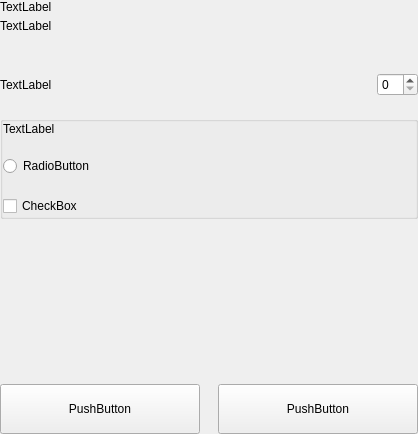
Above: src/qt/vitae/settings/forms/settingswalletoptionswidget.ui from VitaeTeam/Vitae before the change. Below: the same form after it.
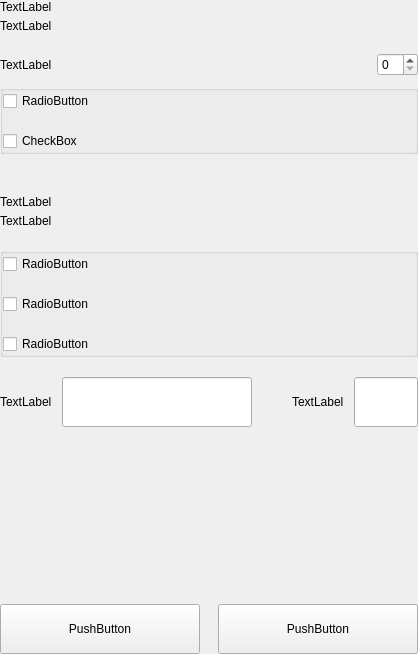
That is the form after the change.

The edit to the form file:
```diff
--- a/src/qt/vitae/settings/forms/settingswalletoptionswidget.ui
+++ b/src/qt/vitae/settings/forms/settingswalletoptionswidget.ui
@@ -7,7 +7,7 @@
     <x>0</x>
     <y>0</y>
     <width>418</width>
-    <height>434</height>
+    <height>654</height>
    </rect>
   </property>
   <property name="windowTitle">
@@ -91,13 +91,16 @@
           <property name="sizeHint" stdset="0">
            <size>
             <width>20</width>
-            <height>40</height>
+            <height>20</height>
            </size>
           </property>
          </spacer>
         </item>
         <item>
          <layout class="QHBoxLayout" name="horizontalLayout_4">
+          <property name="bottomMargin">
+           <number>9</number>
+          </property>
           <item>
            <widget class="QLabel" name="labelTitleStake">
             <property name="text">
@@ -123,22 +126,6 @@
           </item>
          </layout>
         </item>
-        <item>
-         <spacer name="verticalSpacer_2">
-          <property name="orientation">
-           <enum>Qt::Vertical</enum>
-          </property>
-          <property name="sizeType">
-           <enum>QSizePolicy::Fixed</enum>
-          </property>
-          <property name="sizeHint" stdset="0">
-           <size>
-            <width>20</width>
-            <height>20</height>
-           </size>
-          </property>
-         </spacer>
-        </item>
         <item>
          <widget class="QGroupBox" name="groupBox">
           <property name="title">
@@ -161,14 +148,7 @@
             <number>0</number>
            </property>
            <item>
-            <widget class="QLabel" name="labelTitleExpert">
-             <property name="text">
-              <string>TextLabel</string>
-             </property>
-            </widget>
-           </item>
-           <item>
-            <widget class="QRadioButton" name="radioButtonShow">
+            <widget class="QCheckBox" name="radioButtonShow">
              <property name="text">
               <string>RadioButton</string>
              </property>
@@ -200,6 +180,133 @@
           </property>
          </spacer>
         </item>
+        <item>
+         <widget class="QLabel" name="labelDivider">
+          <property name="minimumSize">
+           <size>
+            <width>0</width>
+            <height>1</height>
+           </size>
+          </property>
+          <property name="maximumSize">
+           <size>
+            <width>16777215</width>
+            <height>1</height>
+           </size>
+          </property>
+          <property name="text">
+           <string/>
+          </property>
+         </widget>
+        </item>
+        <item>
+         <spacer name="verticalSpacer_6">
+          <property name="orientation">
+           <enum>Qt::Vertical</enum>
+          </property>
+          <property name="sizeType">
+           <enum>QSizePolicy::Fixed</enum>
+          </property>
+          <property name="sizeHint" stdset="0">
+           <size>
+            <width>20</width>
+            <height>20</height>
+           </size>
+          </property>
+         </spacer>
+        </item>
+        <item>
+         <layout class="QHBoxLayout" name="horizontalLayout_3">
+          <property name="spacing">
+           <number>0</number>
+          </property>
+          <item>
+           <layout class="QVBoxLayout" name="verticalLayoutTitle">
+            <property name="spacing">
+             <number>5</number>
+            </property>
+            <item>
+             <widget class="QLabel" name="labelTitleNetwork">
+              <property name="text">
+               <string>TextLabel</string>
+              </property>
+             </widget>
+            </item>
+            <item>
+             <widget class="QLabel" name="labelSubtitleNetwork">
+              <property name="text">
+               <string>TextLabel</string>
+              </property>
+              <property name="wordWrap">
+               <bool>true</bool>
+              </property>
+             </widget>
+            </item>
+           </layout>
+          </item>
+         </layout>
+        </item>
+        <item>
+         <spacer name="verticalSpacer_24">
+          <property name="orientation">
+           <enum>Qt::Vertical</enum>
+          </property>
+          <property name="sizeType">
+           <enum>QSizePolicy::Fixed</enum>
+          </property>
+          <property name="sizeHint" stdset="0">
+           <size>
+            <width>20</width>
+            <height>20</height>
+           </size>
+          </property>
+         </spacer>
+        </item>
+        <item>
+         <widget class="QGroupBox" name="groupBox">
+          <property name="title">
+           <string/>
+          </property>
+          <layout class="QVBoxLayout" name="verticalLayout_4">
+           <property name="spacing">
+            <number>20</number>
+           </property>
+           <property name="leftMargin">
+            <number>0</number>
+           </property>
+           <property name="topMargin">
+            <number>0</number>
+           </property>
+           <property name="rightMargin">
+            <number>0</number>
+           </property>
+           <property name="bottomMargin">
+            <number>0</number>
+           </property>
+           <item>
+            <widget class="QCheckBox" name="checkBoxMap">
+             <property name="text">
+              <string>RadioButton</string>
+             </property>
+            </widget>
+           </item>
+           <item>
+            <widget class="QCheckBox" name="checkBoxAllow">
+             <property name="text">
+              <string>RadioButton</string>
+             </property>
+            </widget>
+           </item>
+           <item>
+            <widget class="QCheckBox" name="checkBoxConnect">
+             <property name="text">
+              <string>RadioButton</string>
+             </property>
+            </widget>
+           </item>
+          </layout>
+         </widget>
+        </item>
         <item>
          <spacer name="verticalSpacer_3">
           <property name="orientation">
@@ -216,6 +323,86 @@
           </property>
          </spacer>
         </item>
+        <item>
+         <layout class="QHBoxLayout" name="horizontalLayout_6" stretch="2,0,1">
+          <property name="spacing">
+           <number>0</number>
+          </property>
+          <item>
+           <layout class="QHBoxLayout" name="horizontalLayout">
+            <property name="spacing">
+             <number>10</number>
+            </property>
+            <item>
+             <widget class="QLabel" name="labelSubtitleProxy">
+              <property name="text">
+               <string>TextLabel</string>
+              </property>
+             </widget>
+            </item>
+            <item>
+             <widget class="QLineEdit" name="lineEditProxy">
+              <property name="minimumSize">
+               <size>
+                <width>0</width>
+                <height>50</height>
+               </size>
+              </property>
+              <property name="maximumSize">
+               <size>
+                <width>16777215</width>
+                <height>50</height>
+               </size>
+              </property>
+             </widget>
+            </item>
+           </layout>
+          </item>
+          <item>
+           <spacer name="horizontalSpacer_2">
+            <property name="orientation">
+             <enum>Qt::Horizontal</enum>
+            </property>
+            <property name="sizeHint" stdset="0">
+             <size>
+              <width>40</width>
+              <height>20</height>
+             </size>
+            </property>
+           </spacer>
+          </item>
+          <item>
+           <layout class="QHBoxLayout" name="horizontalLayout_2">
+            <property name="spacing">
+             <number>10</number>
+            </property>
+            <item>
+             <widget class="QLabel" name="labelSubtitlePort">
+              <property name="text">
+               <string>TextLabel</string>
+              </property>
+             </widget>
+            </item>
+            <item>
+             <widget class="QLineEdit" name="lineEditPort">
+              <property name="minimumSize">
+               <size>
+                <width>0</width>
+                <height>50</height>
+               </size>
+              </property>
+              <property name="maximumSize">
+               <size>
+                <width>16777215</width>
+                <height>50</height>
+               </size>
+              </property>
+             </widget>
+            </item>
+           </layout>
+          </item>
+         </layout>
+        </item>
         <item>
          <spacer name="verticalSpacer">
           <property name="orientation">
```
Left out of the diff: 2 changed lines with no effect on the pictures.
